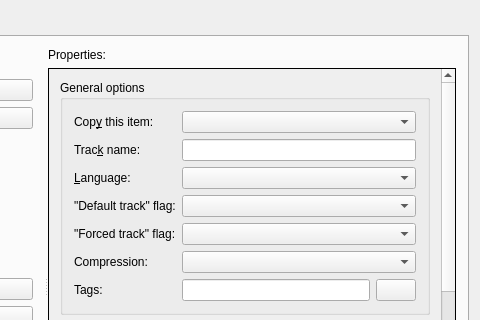
Above: src/mkvtoolnix-gui/forms/merge/tab.ui from jpsdr/MKVToolnix-Windows-7 before the change; both pictures show x 418 to 898 and y 0 to 320 of the 898 by 611 pixel window. Below: the same form after it.
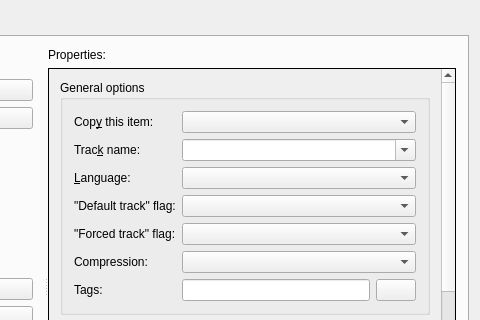
That is the form after the change. Icons and pictures are not drawn. Custom widgets are drawn as their Qt base class.

Commit message:
GUI: mux: let user predefine track names to select from
Part of the implementation of #2230.

What changed in the file:
```diff
--- a/src/mkvtoolnix-gui/forms/merge/tab.ui
+++ b/src/mkvtoolnix-gui/forms/merge/tab.ui
@@ -470,7 +470,11 @@
                           </widget>
                          </item>
                          <item row="1" column="1">
-                          <widget class="QLineEdit" name="trackName"/>
+                          <widget class="QComboBox" name="trackName">
+                           <property name="editable">
+                            <bool>true</bool>
+                           </property>
+                          </widget>
                          </item>
                          <item row="2" column="0">
                           <widget class="QLabel" name="trackLanguageLabel">
```
The commit also changes 8 other files.
